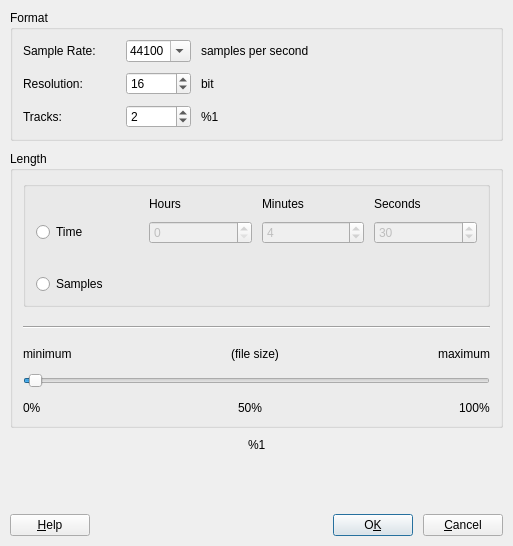
The window that plugins/newsignal/NewSigDlg.ui (KDE/kwave) describes before a commit, drawn with Qt 5.
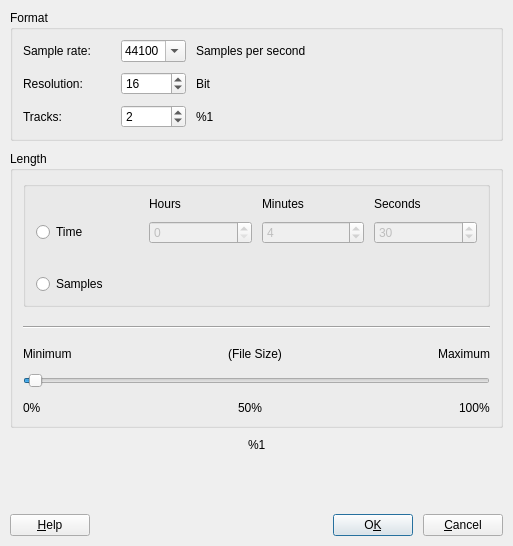
The same window after the commit. Custom widgets are drawn as their Qt base class.

Patch:
```diff
--- a/plugins/newsignal/NewSigDlg.ui
+++ b/plugins/newsignal/NewSigDlg.ui
@@ -99,7 +99,7 @@
       <item row="0" column="0">
        <widget class="QLabel" name="lblRate">
         <property name="text">
-         <string>Sample Rate:</string>
+         <string>Sample rate:</string>
         </property>
         <property name="wordWrap">
          <bool>false</bool>
@@ -165,7 +165,7 @@
         <item>
          <widget class="QLabel" name="lblSamplesPerSecond">
           <property name="text">
-           <string>samples per second</string>
+           <string>Samples per second</string>
           </property>
           <property name="wordWrap">
            <bool>false</bool>
@@ -221,7 +221,7 @@
         <item>
          <widget class="QLabel" name="lblBits">
           <property name="text">
-           <string>bit</string>
+           <string>Bit</string>
           </property>
           <property name="wordWrap">
            <bool>false</bool>
@@ -489,7 +489,7 @@
         <item>
          <widget class="QLabel" name="lblMaximumSize_2_2">
           <property name="text">
-           <string>minimum</string>
+           <string>Minimum</string>
           </property>
           <property name="alignment">
            <set>Qt::AlignLeading|Qt::AlignLeft|Qt::AlignVCenter</set>
@@ -518,7 +518,7 @@
         <item>
          <widget class="QLabel" name="TextLabel2_2">
           <property name="text">
-           <string>(file size)</string>
+           <string>(File Size)</string>
           </property>
           <property name="alignment">
            <set>Qt::AlignCenter</set>
@@ -547,7 +547,7 @@
         <item>
          <widget class="QLabel" name="lblMaximumSize_3">
           <property name="text">
-           <string>maximum</string>
+           <string>Maximum</string>
           </property>
           <property name="alignment">
            <set>Qt::AlignRight|Qt::AlignTrailing|Qt::AlignVCenter</set>
```
Left out of the diff: 10 changed lines with no effect on the pictures.
